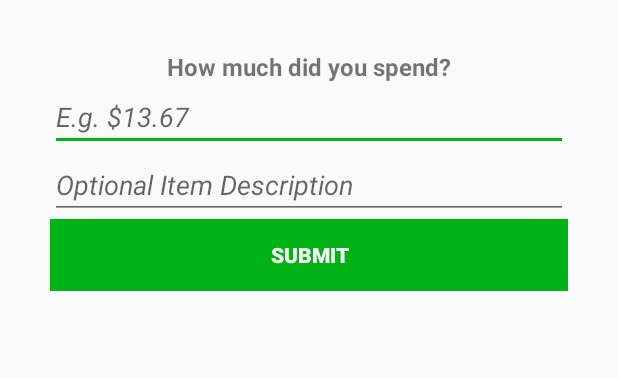
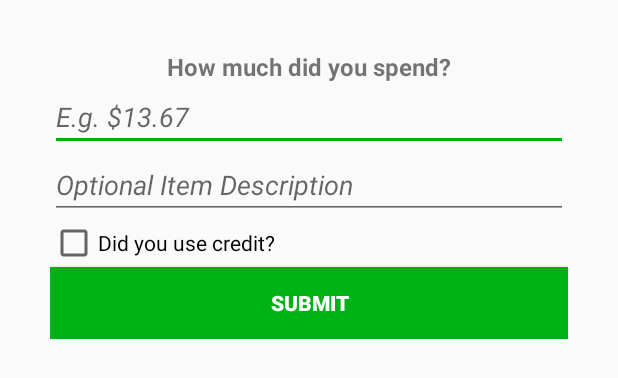
Before and after one commit to kumailn/BudgetApp, an Android app: the layout dialog_view.xml on its own in the app's theme, with its tools: preview values and no code run, on a phone screen of 412 x 824 dp. Shown: the top 378 px of the screen. Run offline under Robolectric (Android 15) with nearby library versions, the phone set to English and light mode, and no system bars.

Commit message:
Merge remote-tracking branch 'origin/master'
# Conflicts:
#	.idea/vcs.xml
#	app/src/main/java/com/kumailn/budgetapp/MainActivity.java

```diff
--- a/app/src/main/res/layout/dialog_view.xml
+++ b/app/src/main/res/layout/dialog_view.xml
@@ -48,11 +48,18 @@
             android:hint="Optional Item Description"
             android:textStyle="italic" />
 
+        <CheckBox
+            android:id="@+id/checkBox"
+            android:layout_width="match_parent"
+            android:layout_height="wrap_content"
+            android:layout_below="@id/itemDescriptionID"
+            android:text="Did you use credit?" />
+
         <Button
             android:id="@+id/submitButton"
             android:layout_width="match_parent"
             android:layout_height="wrap_content"
-            android:layout_below="@id/itemDescriptionID"
+            android:layout_below="@id/checkBox"
             android:background="@color/colorAccent"
             android:text="Submit"
             android:textColor="@android:color/white"
@@ -60,4 +67,6 @@
 
     </RelativeLayout>
 
+
+
 </LinearLayout>
```
Also changed, not shown: app/src/main/java/com/kumailn/budgetapp/MainActivity.java (+8 -7 lines).
